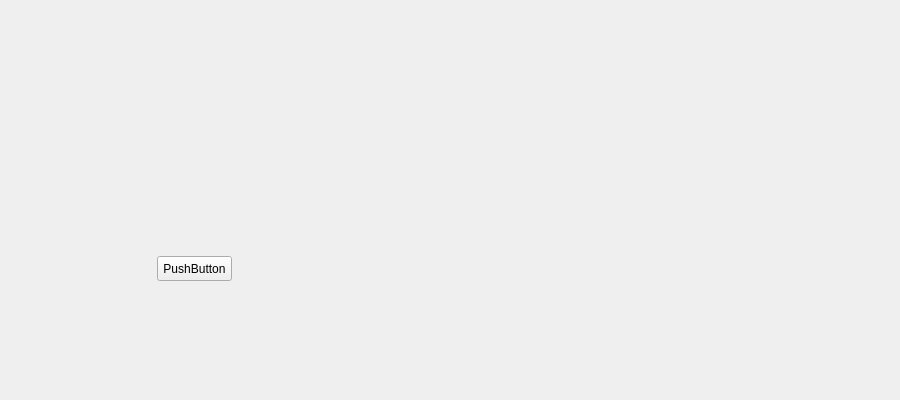
Above: slsDetectorGui/forms/form_tab_dataoutput.ui from slsdetectorgroup/slsDetectorPackage before the change. Below: the same form after it.
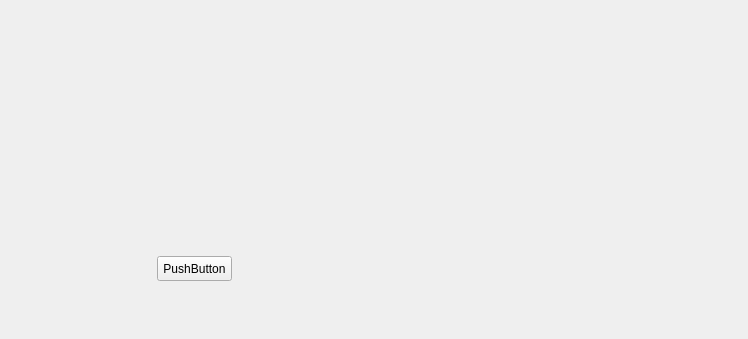
That is the form after the change.

What changed in the file:
```diff
--- a/slsDetectorGui/forms/form_tab_dataoutput.ui
+++ b/slsDetectorGui/forms/form_tab_dataoutput.ui
@@ -6,10 +6,16 @@
    <rect>
     <x>0</x>
     <y>0</y>
-    <width>900</width>
-    <height>400</height>
+    <width>748</width>
+    <height>339</height>
    </rect>
   </property>
+  <property name="sizePolicy">
+   <sizepolicy hsizetype="Preferred" vsizetype="Fixed">
+    <horstretch>0</horstretch>
+    <verstretch>0</verstretch>
+   </sizepolicy>
+  </property>
   <property name="minimumSize">
    <size>
     <width>0</width>
@@ -18,7 +24,7 @@
   </property>
   <property name="maximumSize">
    <size>
-    <width>952</width>
+    <width>1000</width>
     <height>1000</height>
    </size>
   </property>
```
